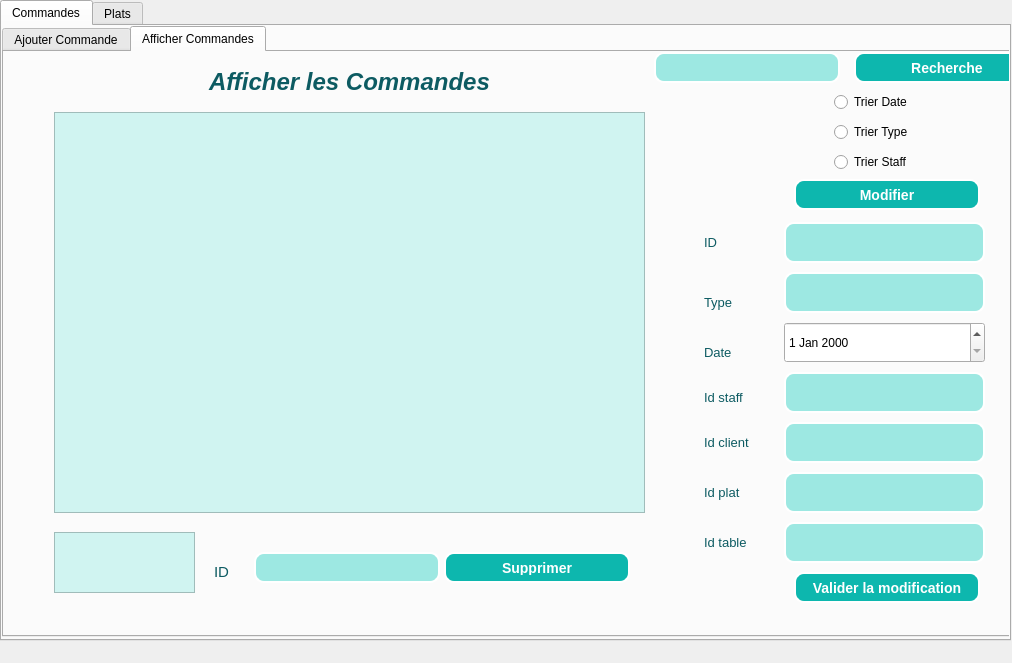
Old version of the form mainwindow.ui in the repository soumaya-nheri/Smart-Restaurant-2A28.
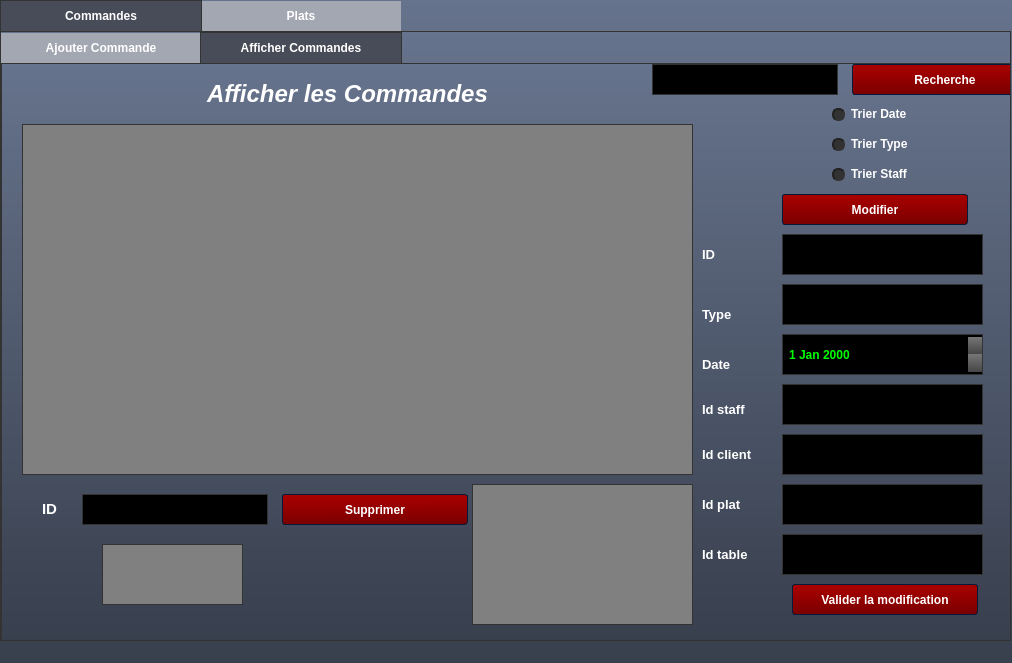
New version of the form. The open tabs and pages were chosen to show the change. Icons and pictures are not drawn.

The edit to the form file:
```diff
--- a/mainwindow.ui
+++ b/mainwindow.ui
@@ -18,44 +18,1229 @@
   </property>
   <widget class="QWidget" name="centralwidget">
    <property name="styleSheet">
-    <string notr="true">QPushButton {
-    background-color:rgba(13,183,174);
-	color: white;
-    border-style: outset;
-    border-width: 2px;
-    border-radius: 10px;
-    border-color: white;
-    font: bold 14px;
-    min-width: 10em;
-    padding: 6px;
+    <string notr="true">/*-----QWidget-----*/
+QWidget
+{
+	background-color: qlineargradient(spread:repeat, x1:1, y1:0, x2:1, y2:1, stop:0 rgba(102, 115, 140, 255),stop:1 rgba(56, 63, 77, 255));
+	color: #ffffff;
+	border-color: #051a39;
+
 }
-QLineEdit {
-	background-color: rgba(157,232,226);
-	border-style: outset;
-    border-width: 2px;
-    border-radius: 10px;
-    border-color: white;
-    font: bold 14px;
-    min-width: 10em;
-    padding: 6px;
+
+
+/*-----QLabel-----*/
+QLabel
+{
+	background-color: transparent;
+	color: #ffffff;
+	font-weight: bold;
+
 }
-QDataEdit{
-	background-: blue;
-	
+
+
+QLabel::disabled
+{
+	background-color: transparent;
+	color: #898988;
+
 }
+
+
+/*-----QMenuBar-----*/
+QMenuBar
+{
+	background-color: #484c58;
+	color: #ffffff;
+	border-color: #051a39;
+	font-weight: bold;
+
+}
+
+
+QMenuBar::disabled
+{
+	background-color: #404040;
+	color: #898988;
+	border-color: #051a39;
+
+}
+
+
+QMenuBar::item
+{
+    background-color: transparent;
+
+}
+
+
+QMenuBar::item:selected
+{
+    background-color: #c4c5c3;
+	color: #000000;
+    border: 1px solid #000000;
+
+}
+
+
+QMenuBar::item:pressed
+{
+    background-color: #979796;
+    border: 1px solid #000;
+    margin-bottom: -1px;
+    padding-bottom: 1px;
+
+}
+
+
+/*-----QMenu-----*/
+QMenu
+{
+    background-color: #c4c5c3;
+    border: 1px solid;
+    color: #000000;
+	font-weight: bold;
+
+}
+
+
+QMenu::separator
+{
+    height: 1px;
+    background-color: #363942;
+    color: #ffffff;
+    padding-left: 4px;
+    margin-left: 10px;
+    margin-right: 5px;
+
+}
+
+
+QMenu::item
+{
+    min-width : 150px;
+    padding: 3px 20px 3px 20px;
+
+}
+
+
+QMenu::item:selected
+{
+    background-color: #363942;
+    color: #ffffff;
+
+}
+
+
+QMenu::item:disabled
+{
+    color: #898988;
+}
+
+
+/*-----QToolTip-----*/
+QToolTip
+{
+	background-color: #bbbcba;
+	color: #000000;
+	border-color: #051a39;
+	border : 1px solid #000000;
+	border-radius: 2px;
+
+}
+
+
+/*-----QPushButton-----*/
+QPushButton
+{
+	background-color: qlineargradient(spread:repeat, x1:0.486, y1:0, x2:0.505, y2:1, stop:0.00480769 rgba(170, 0, 0, 255),stop:1 rgba(122, 0, 0, 255));
+	color: #ffffff;
+	font-weight: bold;
+	border-style: solid;
+	border-width: 1px;
+	border-radius: 3px;
+	border-color: #051a39;
+	padding: 5px;
+
+}
+
+
+QPushButton::disabled
+{
+	background-color: #404040;
+	color: #656565;
+	border-color: #051a39;
+
+}
+
+
+QPushButton::hover
+{
+	background-color: #9c0000;
+	color: #ffffff;
+	border-style: solid;
+	border-width: 1px;
+	border-radius: 3px;
+	border-color: #051a39;
+	padding: 5px;
+
+}
+
+
+QPushButton::pressed
+{
+	background-color: #880000;
+	color: #ffffff;
+	border-style: solid;
+	border-width: 2px;
+	border-radius: 3px;
+	border-color: #000000;
+	padding: 5px;
+
+}
+
+
+/*-----QToolButton-----*/
+QToolButton 
+{
+	background-color: qlineargradient(spread:repeat, x1:1, y1:0, x2:1, y2:1, stop:0 rgba(177, 181, 193, 255),stop:1 rgba(159, 163, 174, 255));
+	color: #ffffff;
+	font-weight: bold;
+	border-style: solid;
+	border-width: 1px;
+	border-radius: 3px;
+	border-color: #051a39;
+	padding: 5px;
+
+}
+
+
+QToolButton::disabled
+{
+	background-color: #404040;
+	color: #656565;
+	border-color: #051a39;
+
+}
+
+
+QToolButton::hover
+{
+	background-color: #9fa3ae;
+	color: #ffffff;
+	border-style: solid;
+	border-width: 1px;
+	border-radius: 3px;
+	border-color: #051a39;
+	padding: 5px;
+
+}
+
+
+QToolButton::pressed
+{
+	background-color: #7b7e86;
+	color: #ffffff;
+	border-style: solid;
+	border-width: 2px;
+	border-radius: 3px;
+	border-color: #000000;
+	padding: 5px;
+
+}
+
+
+/*-----QComboBox-----*/
+QComboBox
+{
+    background-color: qlineargradient(spread:repeat, x1:1, y1:0, x2:1, y2:1, stop:0 rgba(118, 118, 118, 255),stop:1 rgba(70, 70, 70, 255));
+    border: 1px solid #333333;
+    border-radius: 3px;
+    padding-left: 6px;
+    color: lightgray;
+	font-weight: bold;
+    height: 20px;
+
+}
+
+
+QComboBox::disabled
+{
+	background-color: #404040;
+	color: #656565;
+	border-color: #051a39;
+
+}
+
+
+QComboBox:hover
+{
+    background-color: #646464;
+
+}
+
+
+QComboBox:on
+{
+    background-color: #979796;
+	color: #000000;
+
+}
+
+
+QComboBox QAbstractItemView
+{
+    background-color: #c4c5c3;
+    color: #000000;
+    border: 1px solid black;
+    selection-background-color: #363942;
+    selection-color: #ffffff;
+    outline: 0;
+
+}
+
+
+QComboBox::drop-down
+{
+    subcontrol-origin: padding;
+    subcontrol-position: top right;
+    width: 15px;
+    border-left-width: 1px;
+    border-left-color: darkgray;
+    border-left-style: solid; 
+    border-top-right-radius: 3px; 
+    border-bottom-right-radius: 3px;
+
+}
+
+
+QComboBox::down-arrow
+{
+    image: url(://arrow-down.png);
+    width: 8px;
+    height: 8px;
+}
+
+
+/*-----QSpinBox &amp; QDoubleSpinBox &amp; QDateTimeEdit-----*/
+QSpinBox, 
+QDoubleSpinBox,
+QDateTimeEdit
+{
+	background-color: #000000;
+	color: #00ff00;
+	font-weight: bold;
+	border: 1px solid #333333;
+	padding : 4px;
+
+}
+
+
+QSpinBox::disabled, 
+QDoubleSpinBox::disabled,
+QDateTimeEdit::disabled
+{
+	background-color: #404040;
+	color: #656565;
+	border-color: #051a39;
+
+}
+
+
+QSpinBox:hover, 
+QDoubleSpinBox::hover,
+QDateTimeEdit::hover
+{
+    border: 1px solid #00ff00;
+
+}
+
+
+QSpinBox::up-button, QSpinBox::down-button,
+QDoubleSpinBox::up-button, QDoubleSpinBox::down-button,
+QDateTimeEdit::up-button, QDateTimeEdit::down-button
+{
+	background-color: qlineargradient(spread:repeat, x1:1, y1:0, x2:1, y2:1, stop:0 rgba(118, 118, 118, 255),stop:1 rgba(70, 70, 70, 255));
+    border: 0px solid #333333;
+
+}
+
+
+QSpinBox::disabled, 
+QDoubleSpinBox::disabled,
+QDateTimeEdit::disabled
+{
+	background-color: #404040;
+	color: #656565;
+	border-color: #051a39;
+
+}
+
+
+QSpinBox::up-button:hover, QSpinBox::down-button:hover,
+QDoubleSpinBox::up-button:hover, QDoubleSpinBox::down-button:hover,
+QDateTimeEdit::up-button:hover, QDateTimeEdit::down-button:hover
+{
+	background-color: #646464;
+    border: 1px solid #333333;
+
+
+}
+
+
+QSpinBox::up-button:disabled, QSpinBox::down-button:disabled,
+QDoubleSpinBox::up-button:disabled, QDoubleSpinBox::down-button:disabled,
+QDateTimeEdit::up-button:disabled, QDateTimeEdit::down-button:disabled
+{
+	background-color: #404040;
+	color: #656565;
+	border-color: #051a39;
+
+}
+
+
+QSpinBox::up-button:pressed, QSpinBox::down-button:pressed,
+QDoubleSpinBox::up-button:pressed, QDoubleSpinBox::down-button::pressed,
+QDateTimeEdit::up-button:pressed, QDateTimeEdit::down-button::pressed
+{
+    background-color: #979796;
+    border: 1px solid #444444;
+
+}
+
+
+QSpinBox::down-arrow,
+QDoubleSpinBox::down-arrow,
+QDateTimeEdit::down-arrow
+{
+    image: url(://arrow-down.png);
+    width: 7px;
+
+}
+
+
+QSpinBox::up-arrow,
+QDoubleSpinBox::up-arrow,
+QDateTimeEdit::up-arrow
+{
+    image: url(://arrow-up.png);
+    width: 7px;
+
+}
+
+
+/*-----QLineEdit-----*/
+QLineEdit
+{
+	background-color: #000000;
+	color: #00ff00;
+	font-weight: bold;
+    border: 1px solid #333333;
+	padding: 4px;
+
+}
+
+
+QLineEdit:hover
+{
+    border: 1px solid #00ff00;
+
+}
+
+
+QLineEdit::disabled
+{
+	background-color: #404040;
+	color: #656565;
+	border-width: 1px;
+	border-color: #051a39;
+	padding: 2px;
+
+}
+
+
+/*-----QTextEdit-----*/
+QTextEdit
+{
+	background-color: #808080;
+	color: #fff;
+	border: 1px groove #333333;
+
+}
+
+
+QTextEdit::disabled
+{
+	background-color: #404040;
+	color: #656565;
+	border-color: #051a39;
+
+}
+
+
+/*-----QGroupBox-----*/
+QGroupBox 
+{
+    border: 1px groove #333333;
+	border-radius: 2px;
+    margin-top: 20px;
+
+}
+
+
+QGroupBox 
+{
+	background-color: qlineargradient(spread:repeat, x1:0.486, y1:0, x2:0.505, y2:1, stop:0.00480769 rgba(170, 169, 169, 255),stop:1 rgba(122, 122, 122, 255));
+	font-weight: bold;
+
+}
+
+
+QGroupBox::title  
+{
+    background-color: qlineargradient(spread:repeat, x1:1, y1:0, x2:1, y2:1, stop:0 rgba(71, 75, 87, 255),stop:1 rgba(35, 37, 43, 255));
+    color: #ffffff;
+    border: 2px groove #333333;
+    subcontrol-origin: margin;
+    subcontrol-position: top left;
+    padding: 2px;
+
+}
+
+
+QGroupBox::title::disabled
+{
+	background-color: #404040;
+	color: #656565;
+    subcontrol-origin: margin;
+    subcontrol-position: top left;
+    padding: 5px;
+	border-top-left-radius: 3px;
+	border-top-right-radius: 3px;
+
+}
+
+
+/*-----QCheckBox-----*/
+QCheckBox{
+	background-color: transparent;
+	font-weight: bold;
+	color: #fff;
+
+}
+
+
+QCheckBox::indicator
+{
+    color: #b1b1b1;
+    background-color: #323232;
+    border: 2px solid #222222;
+    width: 12px;
+    height: 12px;
+
+}
+
+
+QCheckBox::indicator:checked
+{
+    image:url(://checkbox.png);
+    border: 2px solid #00ff00;
+
+}
+
+
+QCheckBox::indicator:unchecked:hover
+{
+    border: 2px solid #00ff00;
+
+}
+
+
+QCheckBox::disabled
+{
+	color: #656565;
+
+}
+
+
+QCheckBox::indicator:disabled
+{
+	background-color: #656565;
+	color: #656565;
+    border: 1px solid #656565;
+
+}
+
+
+/*-----QRadioButton-----*/
+QRadioButton{
+	background-color: transparent;
+	font-weight: bold;
+	color: #fff;
+
+}
+
+
+QRadioButton::indicator::unchecked
+{ 
+	border: 2px inset #222222; 
+	border-radius: 6px; 
+	background-color:  #323232;
+	width: 9px; 
+	height: 9px; 
+
+}
+
+
+QRadioButton::indicator::unchecked:hover
+{ 
+	border: 2px solid #00ff00; 
+	border-radius: 5px; 
+	background-color:  #323232;
+	width: 9px; 
+	height: 9px; 
+
+}
+
+
+QRadioButton::indicator::checked
+{ 
+	border: 2px inset #222222; 
+	border-radius: 5px; 
+	background-color: #00ff00; 
+	width: 9px; 
+	height: 9px; 
+
+}
+
+
+QRadioButton::disabled
+{
+	color: #656565;
+
+}
+
+
+QRadioButton::indicator:disabled
+{
+	background-color: #656565;
+	color: #656565;
+    border: 2px solid #656565;
+
+}
+
+
+/*-----QTableView &amp; QTableWidget-----*/
 QTableView
 {
-color: (13,91,98);
-background: rgba(208,244,241);
-selection-color: white;                     
- selection-background-color: rgba(13,183,174);
+    background-color: #808080;
+    border: 1px groove #333333;
+    color: #f0f0f0;
+	font-weight: bold;
+    gridline-color: #333333;
+    outline : 0;
+
 }
-QTabWidget
+
+
+QTableView::disabled
 {
-background-image: :url(:/image.png);
+    background-color: #242526;
+    border: 1px solid #32414B;
+    color: #656565;
+    gridline-color: #656565;
+    outline : 0;
+
 }
-QLabel {
-   color:rgba(13,91,98);
+
+
+QTableView::item:hover 
+{
+    background-color: #484c58;
+    color: #f0f0f0;
+
+}
+
+
+QTableView::item:selected 
+{
+    background-color: #484c58;
+    border: 2px groove #00ff00;
+    color: #F0F0F0;
+
+}
+
+
+QTableView::item:selected:disabled
+{
+    background-color: #1a1b1c;
+    border: 2px solid #525251;
+    color: #656565;
+
+}
+
+
+QTableCornerButton::section
+{
+    background-color: #282830;
+
+}
+
+
+QHeaderView::section
+{
+    background-color: #282830;
+    color: #fff;
+	font-weight: bold;
+    text-align: left;
+	padding: 4px;
+	
+}
+
+
+QHeaderView::section:disabled
+{
+    background-color: #525251;
+    color: #656565;
+
+}
+
+
+QHeaderView::section:checked
+{
+    background-color: #00ff00;
+
+}
+
+
+QHeaderView::section:checked:disabled
+{
+    color: #656565;
+    background-color: #525251;
+
+}
+
+
+QHeaderView::section::vertical::first,
+QHeaderView::section::vertical::only-one
+{
+    border-top: 0px;
+
+}
+
+
+QHeaderView::section::vertical
+{
+    border-top: 0px;
+
+}
+
+
+QHeaderView::section::horizontal::first,
+QHeaderView::section::horizontal::only-one
+{
+    border-left: 0px;
+
+}
+
+
+QHeaderView::section::horizontal
+{
+    border-left: 0px;
+
+}
+
+
+/*-----QTabWidget-----*/
+QTabBar::tab
+{
+	background-color: transparent;
+	color: #ffffff;
+	font-weight: bold;
+	width:180px;
+	height: 20px;
+	
+}
+
+
+QTabBar::tab:disabled
+{
+	background-color: #656565;
+	color: #656565;
+
+}
+
+
+QTabWidget::pane 
+{
+	background-color: transparent;
+	color: #ffffff;
+	border: 1px groove #333333;
+
+}
+
+
+QTabBar::tab:selected
+{
+    background-color: #484c58;
+	color: #ffffff;
+	border: 1px groove #333333;
+	border-bottom: 0px;
+
+}
+
+
+QTabBar::tab:selected:disabled
+{
+	background-color: #404040;
+	color: #656565;
+
+}
+
+
+QTabBar::tab:!selected 
+{
+    background-color: #a3a7b2;
+
+}
+
+
+QTabBar::tab:!selected:hover 
+{
+    background-color: #484c58;
+
+}
+
+
+QTabBar::tab:top:!selected 
+{
+    margin-top: 1px;
+
+}
+
+
+QTabBar::tab:bottom:!selected 
+{
+    margin-bottom: 3px;
+
+}
+
+
+QTabBar::tab:top, QTabBar::tab:bottom 
+{
+    min-width: 8ex;
+    margin-right: -1px;
+    padding: 5px 10px 5px 10px;
+
+}
+
+
+QTabBar::tab:top:selected 
+{
+    border-bottom-color: none;
+
+}
+
+
+QTabBar::tab:bottom:selected 
+{
+    border-top-color: none;
+
+}
+
+
+QTabBar::tab:top:last, QTabBar::tab:bottom:last,
+QTabBar::tab:top:only-one, QTabBar::tab:bottom:only-one 
+{
+    margin-right: 0;
+
+}
+
+
+QTabBar::tab:left:!selected 
+{
+    margin-right: 2px;
+
+}
+
+
+QTabBar::tab:right:!selected
+{
+    margin-left: 2px;
+
+}
+
+
+QTabBar::tab:left, QTabBar::tab:right 
+{
+    min-height: 15ex;
+    margin-bottom: -1px;
+    padding: 10px 5px 10px 5px;
+
+}
+
+
+QTabBar::tab:left:selected 
+{
+    border-left-color: none;
+
+}
+
+
+QTabBar::tab:right:selected 
+{
+    border-right-color: none;
+
+}
+
+
+QTabBar::tab:left:last, QTabBar::tab:right:last,
+QTabBar::tab:left:only-one, QTabBar::tab:right:only-one 
+{
+    margin-bottom: 0;
+
+}
+
+
+/*-----QSlider-----*/
+QSlider{
+	background-color: transparent;
+
+}
+
+
+QSlider::groove:horizontal 
+{
+	background-color: transparent;
+	height: 6px;
+
+}
+
+
+QSlider::sub-page:horizontal 
+{
+	background-color: qlineargradient(spread:reflect, x1:1, y1:0, x2:1, y2:1, stop:0.00480769 rgba(201, 201, 201, 255),stop:1 rgba(72, 72, 72, 255));
+	border: 1px solid #000;
+
+}
+
+
+QSlider::add-page:horizontal 
+{
+	background-color: #404040;
+	border: 1px solid #000; 
+
+}
+
+
+QSlider::handle:horizontal 
+{
+	background-color: qlineargradient(spread:reflect, x1:1, y1:0, x2:1, y2:1, stop:0.00480769 rgba(201, 201, 201, 255),stop:1 rgba(72, 72, 72, 255));
+	border: 1px solid #000; 
+	width: 12px;
+	margin-top: -6px;
+	margin-bottom: -6px;
+
+}
+
+
+QSlider::handle:horizontal:hover 
+{
+	background-color: #808080;
+
+}
+
+
+QSlider::sub-page:horizontal:disabled 
+{
+	background-color: #bbb;
+	border-color: #999;
+
+}
+
+
+QSlider::add-page:horizontal:disabled 
+{
+	background-color: #eee;
+	border-color: #999;
+
+}
+
+
+QSlider::handle:horizontal:disabled 
+{
+	background-color: #eee;
+	border: 1px solid #aaa;
+
+}
+
+
+QSlider::groove:vertical 
+{
+	background-color: transparent;
+	width: 6px;
+
+}
+
+
+QSlider::sub-page:vertical 
+{
+	background-color: qlineargradient(spread:reflect, x1:0, y1:0.483, x2:1, y2:0.517, stop:0.00480769 rgba(201, 201, 201, 255),stop:1 rgba(72, 72, 72, 255));
+	border: 1px solid #000;
+
+}
+
+
+QSlider::add-page:vertical 
+{
+	background-color: #404040;
+	border: 1px solid #000;
+
+}
+
+
+QSlider::handle:vertical 
+{
+	background-color: qlineargradient(spread:reflect, x1:0, y1:0.483, x2:1, y2:0.517, stop:0.00480769 rgba(201, 201, 201, 255),stop:1 rgba(72, 72, 72, 255));
+	border: 1px solid #000;
+	height: 12px;
+	margin-left: -6px;
+	margin-right: -6px;
+
+}
+
+
+QSlider::handle:vertical:hover 
+{
+	background-color: #808080;
+
+}
+
+
+QSlider::sub-page:vertical:disabled 
+{
+	background-color: #bbb;
+	border-color: #999;
+
+}
+
+
+QSlider::add-page:vertical:disabled 
+{
+	background-color: #eee;
+	border-color: #999;
+
+}
+
+
+QSlider::handle:vertical:disabled 
+{
+	background-color: #eee;
+	border: 1px solid #aaa;
+	border-radius: 3px;
+
+}
+
+
+/*-----QDial-----*/
+QDial
+{
+	background-color: #600000;
+
+}
+
+
+QDial::disabled
+{
+	background-color: #404040;
+
+}
+
+
+/*-----QScrollBar-----*/
+QScrollBar:horizontal
+{
+    border: 1px solid #222222;
+    background-color: #63676d;
+    height: 18px;
+    margin: 0px 18px 0 18px;
+
+}
+
+
+QScrollBar::handle:horizontal
+{
+    background-color: #a6acb3;
+	border: 1px solid #656565;
+	border-radius: 2px;
+    min-height: 20px;
+
+}
+
+
+QScrollBar::add-line:horizontal
+{
+    border: 1px solid #1b1b19;
+    background-color: #a6acb3;
+    width: 18px;
+    subcontrol-position: right;
+    subcontrol-origin: margin;
+
+}
+
+
+QScrollBar::sub-line:horizontal
+{
+    border: 1px solid #1b1b19;
+    background-color: #a6acb3;
+    width: 18px;
+    subcontrol-position: left;
+    subcontrol-origin: margin;
+
+}
+
+
+QScrollBar::right-arrow:horizontal
+{
+    image: url(://arrow-right.png);
+    width: 8px;
+    height: 8px;
+
+}
+
+
+QScrollBar::left-arrow:horizontal
+{
+    image: url(://arrow-left.png);
+    width: 8px;
+    height: 8px;
+
+}
+
+
+QScrollBar::add-page:horizontal, QScrollBar::sub-page:horizontal
+{
+    background: none;
+
+}
+
+
+QScrollBar:vertical
+{
+    background-color: #63676d;
+    width: 18px;
+    margin: 18px 0 18px 0;
+    border: 1px solid #222222;
+
+}
+
+
+QScrollBar::handle:vertical
+{
+    background-color: #a6acb3;
+	border: 1px solid #656565;
+	border-radius: 2px;
+    min-height: 20px;
+
+}
+
+
+QScrollBar::add-line:vertical
+{
+    border: 1px solid #1b1b19;
+    background-color: #a6acb3;
+    height: 18px;
+    subcontrol-position: bottom;
+    subcontrol-origin: margin;
+
+}
+
+
+QScrollBar::sub-line:vertical
+{
+    border: 1px solid #1b1b19;
+    background-color: #a6acb3;
+    height: 18px;
+    subcontrol-position: top;
+    subcontrol-origin: margin;
+
+}
+
+
+QScrollBar::up-arrow:vertical
+{
+    image: url(://arrow-up.png);
+    width: 8px;
+    height: 8px;
+
+}
+
+
+QScrollBar::down-arrow:vertical
+{
+    image: url(://arrow-down.png);
+    width: 8px;
+    height: 8px;
+
+}
+
+
+QScrollBar::add-page:vertical, QScrollBar::sub-page:vertical
+{
+    background: none;
+
+}
+
+
+/*-----QProgressBar-----*/
+QProgressBar
+{
+	background-color: #000;
+	color: #00ff00;
+	font-weight: bold;
+	border: 0px groove #000;
+	border-radius: 10px;
+	text-align: center;
+
+}
+
+
+QProgressBar:disabled
+{
+	background-color: #404040;
+	color: #656565;
+	border-color: #051a39;
+	border: 1px solid #000;
+	border-radius: 10px;
+	text-align: center;
+
+}
+
+
+QProgressBar::chunk {
+	background-color: #ffaf02;
+	border: 0px;
+	border-radius: 10px;
+	color: #000;
+
+}
+
+
+QProgressBar::chunk:disabled {
+	background-color: #333;
+	border: 0px;
+	border-radius: 10px;
+	color: #656565;
+}
+
+
+/*-----QStatusBar-----*/
+QStatusBar
+{
+	background-color: qlineargradient(spread:repeat, x1:1, y1:0, x2:1, y2:1, stop:0 rgba(102, 115, 140, 255),stop:1 rgba(56, 63, 77, 255));
+	color: #ffffff;
+	border-color: #051a39;
+	font-weight: bold;
+
 }</string>
    </property>
    <widget class="QTabWidget" name="tabWidget_gestionBehija">
@@ -340,7 +1525,7 @@
          <rect>
           <x>700</x>
           <y>470</y>
-          <width>61</width>
+          <width>71</width>
           <height>41</height>
          </rect>
         </property>
@@ -377,8 +1562,8 @@
        <widget class="QLineEdit" name="lineEdit_idcomSup">
         <property name="geometry">
          <rect>
-          <x>250</x>
-          <y>500</y>
+          <x>80</x>
+          <y>430</y>
           <width>186</width>
           <height>31</height>
          </rect>
@@ -433,10 +1618,10 @@
        <widget class="QLabel" name="label_10">
         <property name="geometry">
          <rect>
-          <x>210</x>
-          <y>500</y>
-          <width>81</width>
-          <height>41</height>
+          <x>40</x>
+          <y>430</y>
+          <width>31</width>
+          <height>31</height>
          </rect>
         </property>
         <property name="text">
@@ -446,8 +1631,8 @@
        <widget class="QPushButton" name="pushButton_modifierCom">
         <property name="geometry">
          <rect>
-          <x>790</x>
-          <y>127</y>
+          <x>780</x>
+          <y>130</y>
           <width>186</width>
           <height>31</height>
          </rect>
@@ -472,7 +1657,7 @@
        <widget class="QTableView" name="tableView_statCom">
         <property name="geometry">
          <rect>
-          <x>50</x>
+          <x>100</x>
           <y>480</y>
           <width>141</width>
           <height>61</height>
@@ -505,10 +1690,10 @@
        <widget class="QTableView" name="tableView_afficherCom">
         <property name="geometry">
          <rect>
-          <x>50</x>
+          <x>20</x>
           <y>60</y>
-          <width>591</width>
-          <height>401</height>
+          <width>671</width>
+          <height>351</height>
          </rect>
         </property>
        </widget>
@@ -548,8 +1733,8 @@
        <widget class="QPushButton" name="pushButton_supprimercom">
         <property name="geometry">
          <rect>
-          <x>440</x>
-          <y>500</y>
+          <x>280</x>
+          <y>430</y>
           <width>186</width>
           <height>31</height>
          </rect>
@@ -653,6 +1838,16 @@
          <string>&lt;html&gt;&lt;head/&gt;&lt;body&gt;&lt;p align=&quot;center&quot;&gt;&lt;span style=&quot; font-size:18pt; font-weight:600; font-style:italic;&quot;&gt;Afficher les Commandes&lt;/span&gt;&lt;/p&gt;&lt;/body&gt;&lt;/html&gt;</string>
         </property>
        </widget>
+       <widget class="QTableView" name="tableView_statComStaff">
+        <property name="geometry">
+         <rect>
+          <x>470</x>
+          <y>420</y>
+          <width>221</width>
+          <height>141</height>
+         </rect>
+        </property>
+       </widget>
       </widget>
      </widget>
     </widget>
```
Left out of the diff: 12 changed lines with no effect on the pictures.
